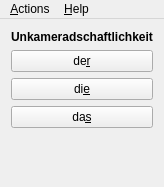
Old version of the form mainwindow.ui in the repository lawand/gngt.
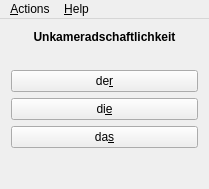
New version of the form.

Commit message: added support for optional plural forms of nouns

```diff
--- a/mainwindow.ui
+++ b/mainwindow.ui
@@ -6,8 +6,8 @@
    <rect>
     <x>0</x>
     <y>0</y>
-    <width>160</width>
-    <height>187</height>
+    <width>209</width>
+    <height>189</height>
    </rect>
   </property>
   <property name="windowTitle">
@@ -31,6 +31,16 @@
       </property>
      </widget>
     </item>
+    <item>
+     <widget class="QLabel" name="pluralFormLabel">
+      <property name="text">
+       <string/>
+      </property>
+      <property name="alignment">
+       <set>Qt::AlignCenter</set>
+      </property>
+     </widget>
+    </item>
     <item>
      <widget class="QPushButton" name="masculinePushButton">
       <property name="text">
@@ -82,8 +92,8 @@
     <rect>
      <x>0</x>
      <y>0</y>
-     <width>160</width>
-     <height>20</height>
+     <width>209</width>
+     <height>27</height>
     </rect>
    </property>
    <widget class="QMenu" name="menuActions">
```
Left out of the diff: 2 changed lines with no effect on the pictures. The commit also changes 6 other files.
